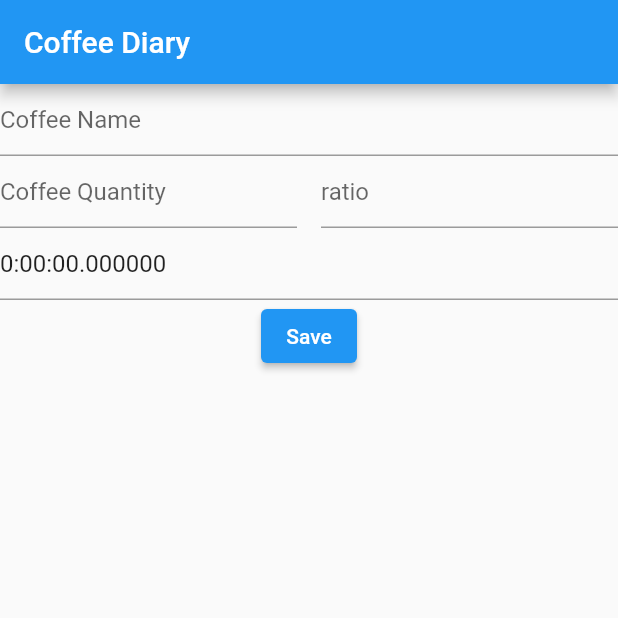
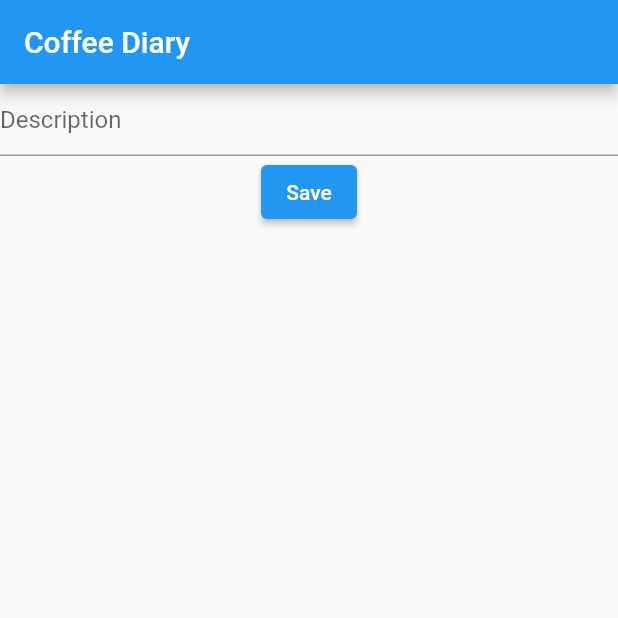
Before and after one commit to joseildofilho/coffe_diary, a Flutter app: the screen it shows after launch, on a phone screen of 412 x 824 dp, the top half of it. Run offline on Flutter 3.47's test engine with Material 2 defaults, Android fonts, the phone set to English and light mode, and no system bars; drawn by our look-alikes of flutter_form_builder; our stand-ins replace equatable, flutter_hooks, fpdart, freezed_annotation, get_it, shimmer and 1 more; missing offline and left inert: duration_picker.

Commit message:
fix: turns the application back to run again

```diff
--- a/lib/domain/entities/brew.dart
+++ b/lib/domain/entities/brew.dart
@@ -10,16 +10,26 @@ class Brew extends Equatable {
   final Ratio ratio;
   final Duration duration;
   final int score;
+  final String description;
 
   const Brew._internal(this.coffeType, this.coffeeQuantity, this.ratio,
-      this.duration, this.score);
+      this.duration, this.score, this.description);
+
+  const Brew.initial()
+      : coffeType = '',
+        coffeeQuantity = 0.0,
+        ratio = const Ratio.oneOne(),
+        duration = Duration.zero,
+        score = 0,
+        description = '';
 
   static Either<Failures, Brew> build(
       {required String coffeType,
       required double coffeeQuantity,
       required Ratio ratio,
       required Duration duration,
-      required int score}) {
+      required int score,
+      required String description,}) {
     List<Failure> failures = [];
 
     if (coffeType.isNotEmpty) {
@@ -31,9 +41,14 @@ class Brew extends Equatable {
     if (score.isNegative) {
       failures.add(ScoreCannotBeNegative());
     }
+    if(description.isEmpty) {
+      failures.add(DescriptionIsEmpty());
+    }
+
     if (failures.isNotEmpty) {
       return Either.left(Failures(failures));
     }
+
 
     return Either.of(Brew._internal(
       coffeType,
@@ -41,6 +56,7 @@ class Brew extends Equatable {
       ratio,
       duration,
       score,
+      description
     ));
   }
 
@@ -56,6 +72,8 @@ class Brew extends Equatable {
 
 class CoffeeTypeIsEmpty extends Failure {}
 
+class DescriptionIsEmpty extends Failure {}
+
 class QuantityCannotBeNegative extends Failure {}
 
 class ScoreCannotBeNegative extends Failure {}
--- a/lib/domain/entities/ratio.dart
+++ b/lib/domain/entities/ratio.dart
@@ -6,6 +6,8 @@ import '../../core/usecase/failure.dart';
 class Ratio extends Equatable {
   final String _ratio;
   const Ratio._internal(this._ratio);
+
+  const Ratio.oneOne() : _ratio = '1/1';
 
   String get ratio => _ratio;
 
--- a/lib/main.dart
+++ b/lib/main.dart
@@ -1,6 +1,8 @@
 import 'package:coffe_diary/injection.dart';
 import 'package:coffe_diary/presentation/pages/add_brew/page.dart';
 import 'package:flutter/material.dart';
+
+import 'presentation/pages/home/page.dart';
 
 void main() {
   startDependencies();
@@ -11,13 +13,11 @@ class MyApp extends StatelessWidget {
   const MyApp({Key? key}) : super(key: key);
 
   @override
-  Widget build(BuildContext context) {
-    return MaterialApp(
+  Widget build(BuildContext context) => MaterialApp(
       title: 'Flutter Demo',
       theme: ThemeData(
         primarySwatch: Colors.blue,
       ),
-      home: AddBrew(),
+      home: const AddBrew(),
     );
-  }
 }
--- a/lib/presentation/pages/add_brew/controller.dart
+++ b/lib/presentation/pages/add_brew/controller.dart
@@ -1,7 +1,6 @@
 import 'package:coffe_diary/domain/usecases/validate_brew.dart';
 import 'package:flutter/cupertino.dart';
 import 'package:fpdart/fpdart.dart';
-import 'package:time/time.dart';
 
 import '../../../core/usecase/failure.dart';
 import '../../../core/usecase/success.dart';
@@ -10,17 +9,14 @@ import '../../../domain/entities/ratio.dart';
 import 'state.dart';
 
 class AddBrewController {
-  final ValidateBrew _validateBrew;
-
   final ValueNotifier<AddBrewFormState> _formSubmit;
 
   AddBrewController(
       {required ValueNotifier<AddBrewFormState> formSubmit,
       required ValidateBrew validateBrew})
-      : _formSubmit = formSubmit,
-        _validateBrew = validateBrew;
+      : _formSubmit = formSubmit;
 
-  String? _coffeeName, _coffeeQuantity, _ratio, _bloomTime;
+  String? _coffeeName, _coffeeQuantity, _ratio, _bloomTime, _description;
 
   String? validateCoffeeName(String? coffeeName) {
     _coffeeName = coffeeName ?? '';
@@ -40,6 +36,12 @@ class AddBrewController {
     return _validateForm().match((f) => 'Ratio canot be Empty', (_) => null);
   }
 
+  String? validateDescription(String? description) {
+    _description = description;
+    return _validateForm()
+        .match((f) => 'Description cannot be Empty', (_) => null);
+  }
+
   String? validateBloomTime(String? bloomTime) {
     if (bloomTime != null) {
       _bloomTime = bloomTime;
@@ -47,9 +49,17 @@ class AddBrewController {
     return null;
   }
 
-  Either<Failures, Success> _validateForm() {
-    final ratio = Ratio.build(ratio: _ratio ?? '');
-    return ratio.map((_) => success).mapLeft((f) => Failures([f]));
+  Either<List<Failure>, Success> _validateForm() {
+    final brew = Brew.build(
+        coffeeQuantity: 0.0,
+        coffeType: 'arabica',
+        ratio: Ratio.oneOne(),
+        duration: Duration.zero,
+        score: 0,
+        description: _description ?? 'No Description');
+
+
+    return brew.map((_) => success).mapLeft((failures) => failures.failures);
   }
 
   void save() {}
--- a/lib/presentation/pages/add_brew/page.dart
+++ b/lib/presentation/pages/add_brew/page.dart
@@ -18,7 +18,7 @@ class AddBrew extends HookWidget {
 
     return Provider(
       create: (_) => controller,
-      child: AddBrewScreen(),
+      child: const AddBrewScreen(),
     );
   }
 }
--- a/lib/presentation/pages/add_brew/screen.dart
+++ b/lib/presentation/pages/add_brew/screen.dart
@@ -2,15 +2,16 @@ import 'package:duration_picker/duration_picker.dart';
 import 'package:flutter/material.dart';
 import 'package:flutter_form_builder/flutter_form_builder.dart';
 import 'package:flutter_hooks/flutter_hooks.dart';
-import 'package:provider/src/provider.dart';
+import 'package:provider/provider.dart';
 import 'package:time/time.dart';
 
 import 'controller.dart';
 
 class AddBrewScreen extends StatelessWidget {
+  const AddBrewScreen({Key? key}) : super(key: key);
+
   @override
-  Widget build(BuildContext context) {
-    return Scaffold(
+  Widget build(BuildContext context) => Scaffold(
         appBar: AppBar(
           title: const Text('Coffee Diary'),
         ),
@@ -24,7 +25,6 @@ class AddBrewScreen extends StatelessWidget {
         ),
       );
 }
-}
 
 class _AddBrewForm extends StatelessWidget {
   @override
@@ -33,20 +33,7 @@ class _AddBrewForm extends StatelessWidget {
     return FormBuilder(
         child: Column(
       children: [
-        _formInput('coffee_name', 'Coffee Name', controller.validateCoffeeName),
-        Row(children: <Widget>[
-          Expanded(
-            child: _formInput('quantity', 'Coffee Quantity',
-                controller.validateCoffeeQuantiy),
-          ),
-          const SizedBox(
-            width: 16,
-          ),
-          Expanded(
-            child: _formInput('ratio', 'ratio', controller.validateRatio),
-          )
-        ]),
-        _DurationPicker(),
+        _formInput('Description', 'Description', context.read<AddBrewController>().validateDescription),
       ],
     ));
   }
```
Also changed, not shown: lib/presentation/pages/home/screen.dart (+4 -4 lines). Lines whose indentation alone changed are shown as unchanged.
